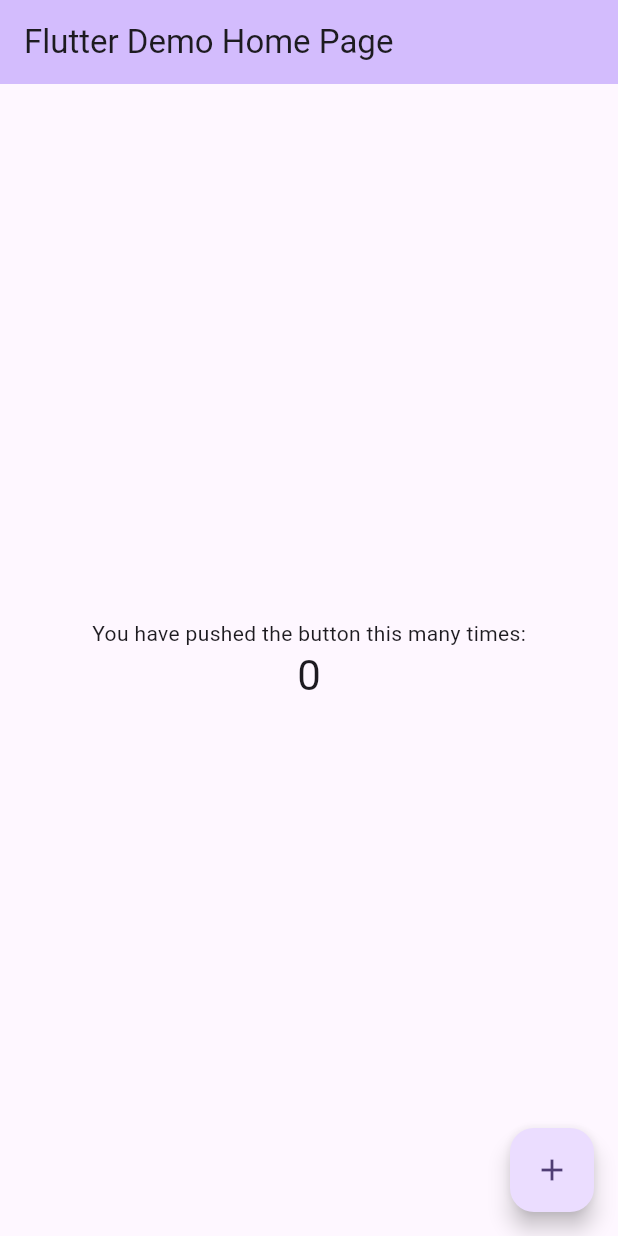
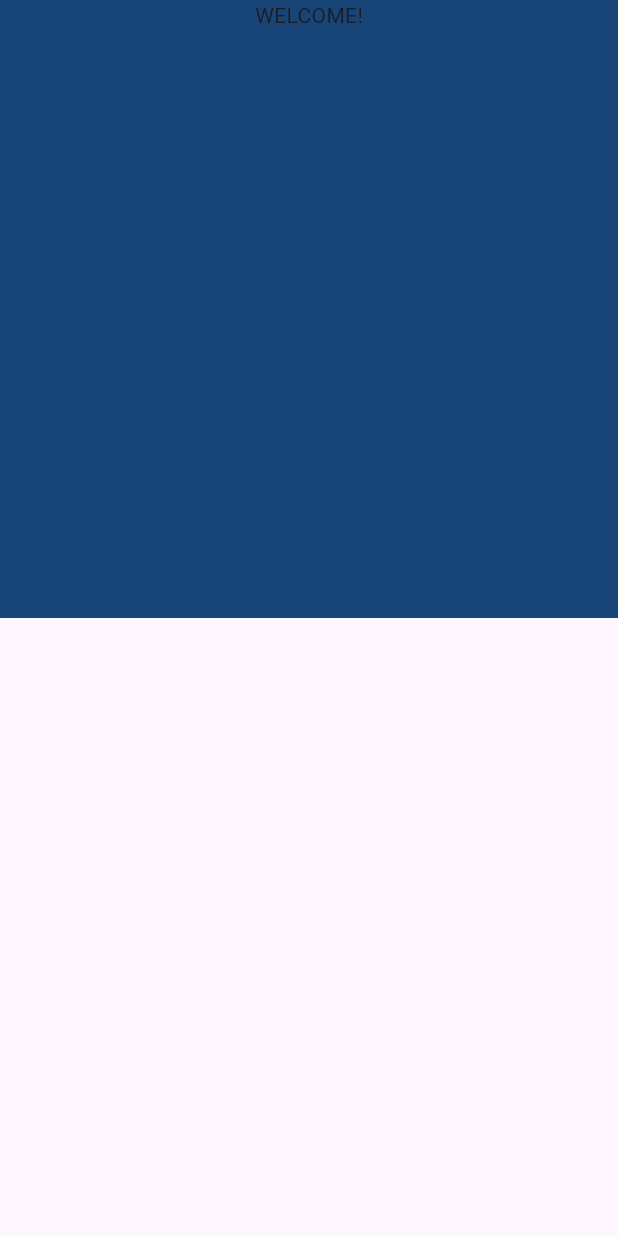
Before and after one commit to shayansaeed123/banking, a Flutter app: the screen it shows after launch, on a phone screen of 412 x 824 dp. Run offline on Flutter 3.47's test engine with Material 3 defaults, Android fonts, the phone set to English and light mode, and no system bars.

Commit message:
initial change
initial change

```diff
--- a/lib/main.dart
+++ b/lib/main.dart
@@ -1,3 +1,4 @@
+import 'package:banking/views/login_screen.dart';
 import 'package:flutter/material.dart';
 
 void main() {
@@ -11,115 +12,13 @@ class MyApp extends StatelessWidget {
   @override
   Widget build(BuildContext context) {
     return MaterialApp(
-      title: 'Flutter Demo',
+      title: 'Banking App',
+      debugShowCheckedModeBanner: false,
       theme: ThemeData(
-        // This is the theme of your application.
-        //
-        // TRY THIS: Try running your application with "flutter run". You'll see
-        // the application has a blue toolbar. Then, without quitting the app,
-        // try changing the seedColor in the colorScheme below to Colors.green
-        // and then invoke "hot reload" (save your changes or press the "hot
-        // reload" button in a Flutter-supported IDE, or press "r" if you used
-        // the command line to start the app).
-        //
-        // Notice that the counter didn't reset back to zero; the application
-        // state is not lost during the reload. To reset the state, use hot
-        // restart instead.
-        //
-        // This works for code too, not just values: Most code changes can be
-        // tested with just a hot reload.
-        colorScheme: ColorScheme.fromSeed(seedColor: Colors.deepPurple),
         useMaterial3: true,
+        textTheme: TextTheme(bodyLarge: TextStyle(color: Colors.white)),
       ),
-      home: const MyHomePage(title: 'Flutter Demo Home Page'),
+      home: LoginScreen(),
     );
   }
 }
-
-class MyHomePage extends StatefulWidget {
-  const MyHomePage({super.key, required this.title});
-
-  // This widget is the home page of your application. It is stateful, meaning
-  // that it has a State object (defined below) that contains fields that affect
-  // how it looks.
-
-  // This class is the configuration for the state. It holds the values (in this
-  // case the title) provided by the parent (in this case the App widget) and
-  // used by the build method of the State. Fields in a Widget subclass are
-  // always marked "final".
-
-  final String title;
-
-  @override
-  State<MyHomePage> createState() => _MyHomePageState();
-}
-
-class _MyHomePageState extends State<MyHomePage> {
-  int _counter = 0;
-
-  void _incrementCounter() {
-    setState(() {
-      // This call to setState tells the Flutter framework that something has
-      // changed in this State, which causes it to rerun the build method below
-      // so that the display can reflect the updated values. If we changed
-      // _counter without calling setState(), then the build method would not be
-      // called again, and so nothing would appear to happen.
-      _counter++;
-    });
-  }
-
-  @override
-  Widget build(BuildContext context) {
-    // This method is rerun every time setState is called, for instance as done
-    // by the _incrementCounter method above.
-    //
-    // The Flutter framework has been optimized to make rerunning build methods
-    // fast, so that you can just rebuild anything that needs updating rather
-    // than having to individually change instances of widgets.
-    return Scaffold(
-      appBar: AppBar(
-        // TRY THIS: Try changing the color here to a specific color (to
-        // Colors.amber, perhaps?) and trigger a hot reload to see the AppBar
-        // change color while the other colors stay the same.
-        backgroundColor: Theme.of(context).colorScheme.inversePrimary,
-        // Here we take the value from the MyHomePage object that was created by
-        // the App.build method, and use it to set our appbar title.
-        title: Text(widget.title),
-      ),
-      body: Center(
-        // Center is a layout widget. It takes a single child and positions it
-        // in the middle of the parent.
-        child: Column(
-          // Column is also a layout widget. It takes a list of children and
-          // arranges them vertically. By default, it sizes itself to fit its
-          // children horizontally, and tries to be as tall as its parent.
-          //
-          // Column has various properties to control how it sizes itself and
-          // how it positions its children. Here we use mainAxisAlignment to
-          // center the children vertically; the main axis here is the vertical
-          // axis because Columns are vertical (the cross axis would be
-          // horizontal).
-          //
-          // TRY THIS: Invoke "debug painting" (choose the "Toggle Debug Paint"
-          // action in the IDE, or press "p" in the console), to see the
-          // wireframe for each widget.
-          mainAxisAlignment: MainAxisAlignment.center,
-          children: <Widget>[
-            const Text(
-              'You have pushed the button this many times:',
-            ),
-            Text(
-              '$_counter',
-              style: Theme.of(context).textTheme.headlineMedium,
-            ),
-          ],
-        ),
-      ),
-      floatingActionButton: FloatingActionButton(
-        onPressed: _incrementCounter,
-        tooltip: 'Increment',
-        child: const Icon(Icons.add),
-      ), // This trailing comma makes auto-formatting nicer for build methods.
-    );
-  }
-}
--- /dev/null
+++ b/lib/views/login_screen.dart
@@ -0,0 +1,37 @@
+import 'package:flutter/material.dart';
+
+class LoginScreen extends StatefulWidget {
+  const LoginScreen({super.key});
+
+  @override
+  State<LoginScreen> createState() => _LoginScreenState();
+}
+
+class _LoginScreenState extends State<LoginScreen> {
+  @override
+  Widget build(BuildContext context) {
+    final width = MediaQuery.of(context).size.width * 1;
+    final height = MediaQuery.of(context).size.height * 1;
+    return Scaffold(
+      body: SafeArea(
+        child: Column(
+          children: [
+            Container(
+              height: height * 0.5,
+              width: width,
+              decoration: BoxDecoration(
+                color: Color(0xFF184577)
+              ),
+              child: Column(
+                crossAxisAlignment: CrossAxisAlignment.center,
+                children: [
+                  Text("WELCOME!")
+                ],
+              ),
+            )
+          ],
+        ),
+      ),
+    );
+  }
+}
```
